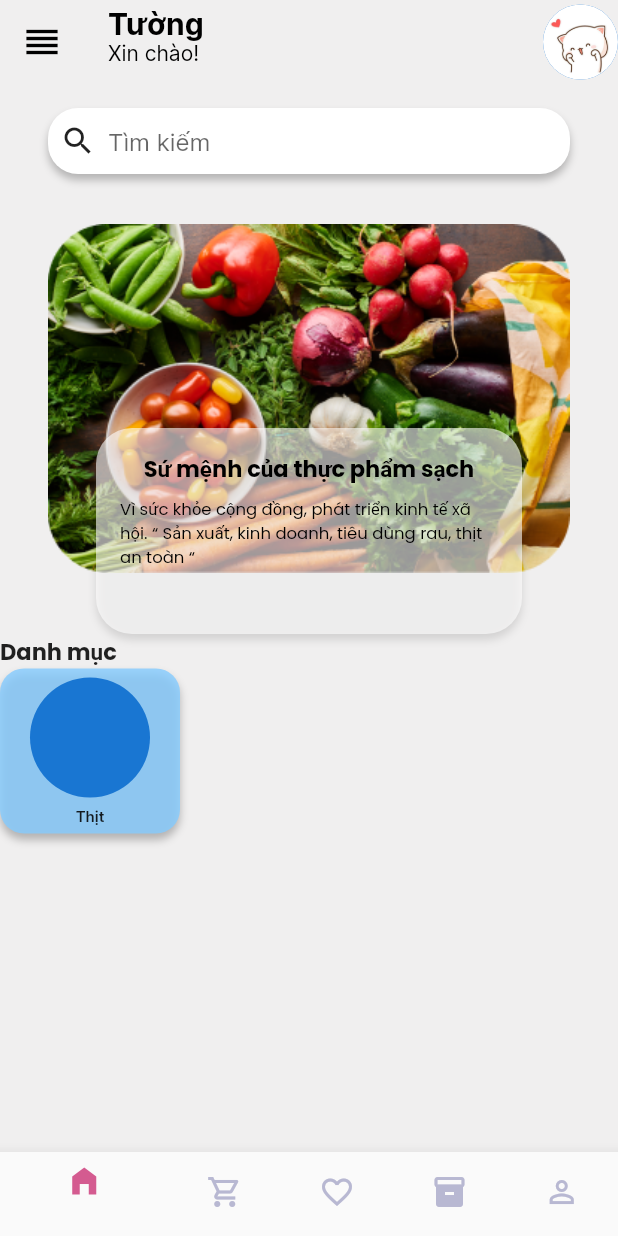
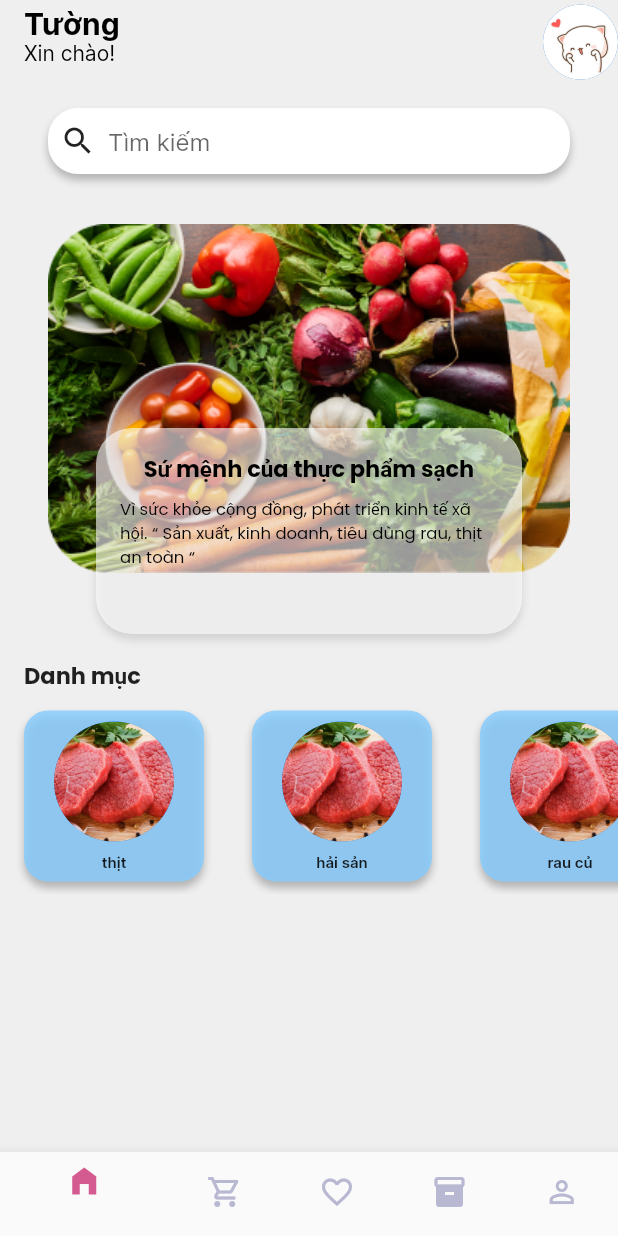
Before and after one commit to thienphan630/di_cho_nhanh, a Flutter app: the screen it shows after launch, on a phone screen of 412 x 824 dp. Run offline on Flutter 3.47's test engine with Material 2 defaults, Android fonts, the light colour scheme and no system bars; our stand-ins replace firebase_core, firebase_database; accounts and stored records are empty.

Commit message:
categories homepage

```diff
--- a/lib/pages/auth_screen/login_screen.dart
+++ b/lib/pages/auth_screen/login_screen.dart
@@ -1,6 +1,6 @@
 import 'package:flutter/material.dart';
 
-import '../../constraints/index.dart';
+import '../../constraints/constraints.dart';
 import 'widgets/auth_form.dart';
 
 class LoginScreen extends StatelessWidget {
--- a/lib/pages/auth_screen/signup_screen.dart
+++ b/lib/pages/auth_screen/signup_screen.dart
@@ -1,6 +1,6 @@
 import 'package:flutter/material.dart';
 
-import '../../constraints/index.dart';
+import '../../constraints/constraints.dart';
 import 'widgets/auth_form.dart';
 
 class SignupScreen extends StatelessWidget {
--- a/lib/pages/auth_screen/widgets/auth_form.dart
+++ b/lib/pages/auth_screen/widgets/auth_form.dart
@@ -3,7 +3,7 @@ import 'dart:developer';
 import 'package:flutter/material.dart';
 
 import '../../../widgets/button.dart';
-import '../../../constraints/index.dart';
+import '../../../constraints/constraints.dart';
 import 'input.dart';
 
 class FormAuth extends StatefulWidget {
--- a/lib/pages/homepage/homepage.dart
+++ b/lib/pages/homepage/homepage.dart
@@ -1,7 +1,7 @@
 import 'package:flutter/material.dart';
 
-import '../../constraints/index.dart';
-import 'widget/banner.dart';
+import '../../constraints/constraints.dart';
+import 'widget/home_widgets.dart';
 import 'widget/search_container.dart';
 
 class Homepage extends StatelessWidget {
@@ -15,11 +15,11 @@ class Homepage extends StatelessWidget {
         appBar: AppBar(
             elevation: 0,
             backgroundColor: kBackgroundColor,
-            leading: const Icon(
-              Icons.reorder,
-              color: kBlackColor,
-              size: 28,
-            ),
+            // leading: const Icon(
+            //   Icons.reorder,
+            //   color: kBlackColor,
+            //   size: 28,
+            // ),
             actions: const [
               CircleAvatar(
                 radius: 25,
@@ -63,49 +63,25 @@ class Homepage extends StatelessWidget {
                 ),
                 const SizedBox(height: kDefaultPadding),
                 const Flexible(
-                  fit: FlexFit.loose,
                   child: BannerCustom(),
                 ),
                 Flexible(
                     child: Column(
                   crossAxisAlignment: CrossAxisAlignment.start,
-                  children: [
-                    const Text(
+                  children: const [
+                    Padding(
+                      padding: EdgeInsets.fromLTRB(16.0, 16.0, 0, 4.0),
+                      child: Text(
                         'Danh mục',
                         style: TextStyle(
                             fontFamily: 'Poppins',
                             fontWeight: FontWeight.w600,
                             fontSize: 15),
                       ),
-                    Row(
-                      children: [
-                        Container(
-                          width: 120,
-                          height: 110,
-                          decoration: const BoxDecoration(
-                              color: Color.fromRGBO(132, 203, 255, 0.8),
-                              borderRadius:
-                                  BorderRadius.all(Radius.circular(16)),
-                              boxShadow: [
-                                BoxShadow(
-                                    offset: Offset(0, 4),
-                                    blurRadius: 4,
-                                    color: Color.fromRGBO(0, 0, 0, 0.25))
-                              ]),
-                          child: Column(
-                            mainAxisAlignment: MainAxisAlignment.spaceEvenly,
-                            children: const [
-                              CircleAvatar(minRadius: 40),
-                              Text(
-                                'Thịt',
-                                style: TextStyle(
-                                    fontSize: 10, fontWeight: FontWeight.w600),
-                              )
-                            ],
                     ),
-                        )
-                      ],
-                    )
+                    SizedBox(
+                        height: 130,
+                        child: CategoriesCardList())
                   ],
                 ))
               ],
--- a/lib/pages/homepage/widget/banner.dart
+++ b/lib/pages/homepage/widget/banner.dart
@@ -1,6 +1,6 @@
 import 'package:flutter/material.dart';
 
-import '../../../constraints/index.dart';
+import '../../../constraints/constraints.dart';
 
 class BannerCustom extends StatelessWidget {
   const BannerCustom({
--- /dev/null
+++ b/lib/pages/homepage/widget/categories_card_list.dart
@@ -0,0 +1,23 @@
+import 'package:flutter/material.dart';
+
+import 'home_widgets.dart';
+
+
+class CategoriesCardList extends StatelessWidget {
+  const CategoriesCardList({
+    Key? key,
+  }) : super(key: key);
+
+  @override
+  Widget build(BuildContext context) {
+    return ListView.builder(
+        scrollDirection: Axis.horizontal,
+        itemCount: categories.length,
+        itemBuilder: (context, index) {
+          return CategoriesCartItem(
+            name: categories[index]['name'].toString(),
+            onTap: () {},
+          );
+        });
+  }
+}
--- /dev/null
+++ b/lib/pages/homepage/widget/categories_cart_item.dart
@@ -0,0 +1,43 @@
+import 'package:flutter/material.dart';
+
+class CategoriesCartItem extends StatelessWidget {
+  const CategoriesCartItem({
+    required this.name,
+    Key? key,
+    required this.onTap,
+  }) : super(key: key);
+  final String name;
+  final VoidCallback onTap;
+  @override
+  Widget build(BuildContext context) {
+    return GestureDetector(
+      onTap: onTap,
+      child: Container(
+        margin: const EdgeInsets.symmetric(horizontal: 16, vertical: 8),
+        width: 120,
+        height: 110,
+        decoration: const BoxDecoration(
+            color: Color.fromRGBO(132, 203, 255, 0.8),
+            borderRadius: BorderRadius.all(Radius.circular(16)),
+            boxShadow: [
+              BoxShadow(
+                  offset: Offset(0, 4),
+                  blurRadius: 4,
+                  color: Color.fromRGBO(0, 0, 0, 0.25))
+            ]),
+        child: Column(
+          mainAxisAlignment: MainAxisAlignment.spaceEvenly,
+          children: [
+            const CircleAvatar(
+                minRadius: 40,
+                backgroundImage: AssetImage('assets/images/meat.png')),
+            Text(
+              name,
+              style: const TextStyle(fontSize: 10, fontWeight: FontWeight.w600),
+            )
+          ],
+        ),
+      ),
+    );
+  }
+}
--- /dev/null
+++ b/lib/pages/homepage/widget/data.dart
@@ -0,0 +1,8 @@
+const categories = [
+  {'name': 'thịt'},
+  {'name': 'hải sản'},
+  {'name': 'rau củ'},
+  {'name': 'thịt'},
+  {'name': 'hải sản'},
+  {'name': 'rau củ'},
+];
--- /dev/null
+++ b/lib/pages/homepage/widget/home_widgets.dart
@@ -0,0 +1,4 @@
+export 'banner.dart';
+export 'categories_card_list.dart';
+export 'categories_cart_item.dart';
+export 'data.dart';
--- a/lib/pages/homepage/widget/search_container.dart
+++ b/lib/pages/homepage/widget/search_container.dart
@@ -1,6 +1,6 @@
 import 'package:flutter/material.dart';
 
-import '../../../constraints/index.dart';
+import '../../../constraints/constraints.dart';
 
 class SearchContainer extends StatelessWidget {
   const SearchContainer({
@@ -12,7 +12,6 @@ class SearchContainer extends StatelessWidget {
     return Container(
       margin: const EdgeInsets.symmetric(horizontal: 2 * kDefaultPadding),
       width: double.infinity,
-      // width: 100,
       height: 44,
       decoration: const BoxDecoration(
           color: Colors.white,
--- a/lib/pages/payment/firebase_test.dart
+++ b/lib/pages/payment/firebase_test.dart
@@ -20,10 +20,9 @@ class _FirebaseState extends State<Firebase> {
           child: ElevatedButton(
         onPressed: () async {
           try {
-            print('abc');
             await ref.get().then((value) {
               var name = value.value;
-              print(name.toString());
+              log(name.toString());
             });
             log('get successful');
           } catch (e) {
--- a/lib/pages/splash_screen/splash.dart
+++ b/lib/pages/splash_screen/splash.dart
@@ -1,6 +1,6 @@
 import 'package:flutter/material.dart';
 
-import '../../constraints/index.dart';
+import '../../constraints/constraints.dart';
 import 'widgets/splash_slider.dart';
 
 
--- a/lib/widgets/app_theme.dart
+++ b/lib/widgets/app_theme.dart
@@ -1,6 +1,6 @@
 import 'package:flutter/material.dart';
 
-import '../constraints/index.dart';
+import '../constraints/constraints.dart';
 
 ThemeData theme() => ThemeData(
       fontFamily: 'Inter',
--- a/lib/widgets/custom_bottom_nav_bar.dart
+++ b/lib/widgets/custom_bottom_nav_bar.dart
@@ -3,7 +3,7 @@ import 'package:flutter/material.dart';
 
 import 'package:provider/provider.dart';
 
-import '../constraints/index.dart';
+import '../constraints/constraints.dart';
 import '../pages/homepage/homepage.dart';
 import '../providers/bottom_nav_provider.dart';
 
```
Also changed, not shown: assets/images/meat.png (added), lib/constraints/constraints.dart (renamed from lib/constraints/index.dart). Lines whose indentation alone changed are shown as unchanged.
